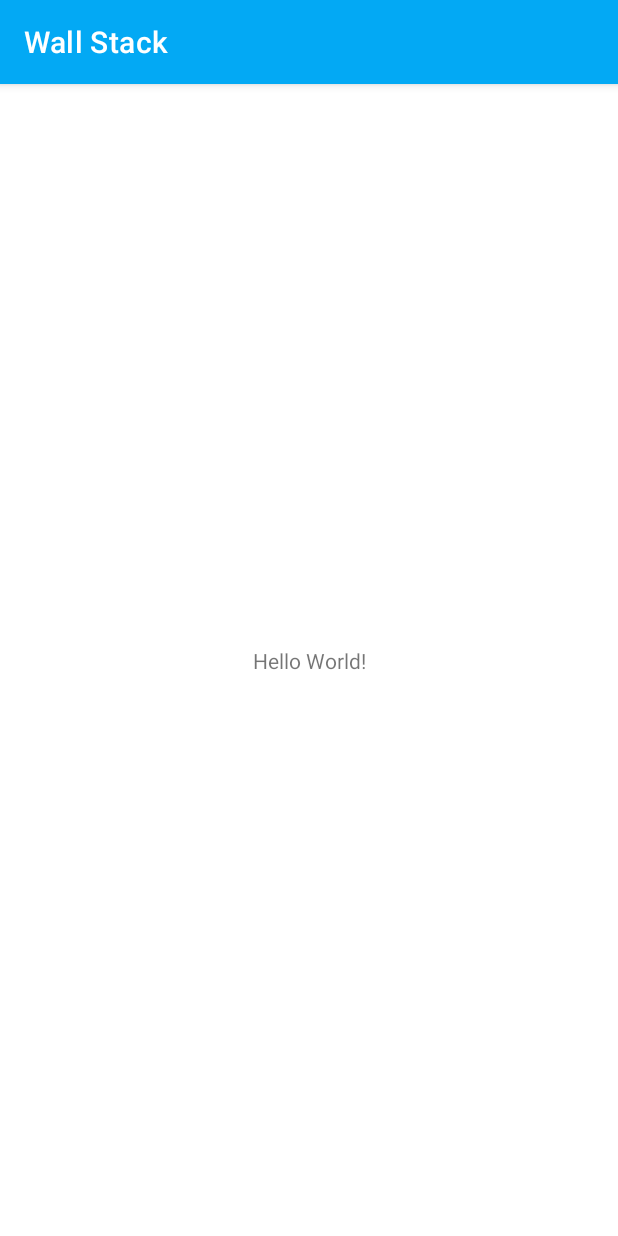
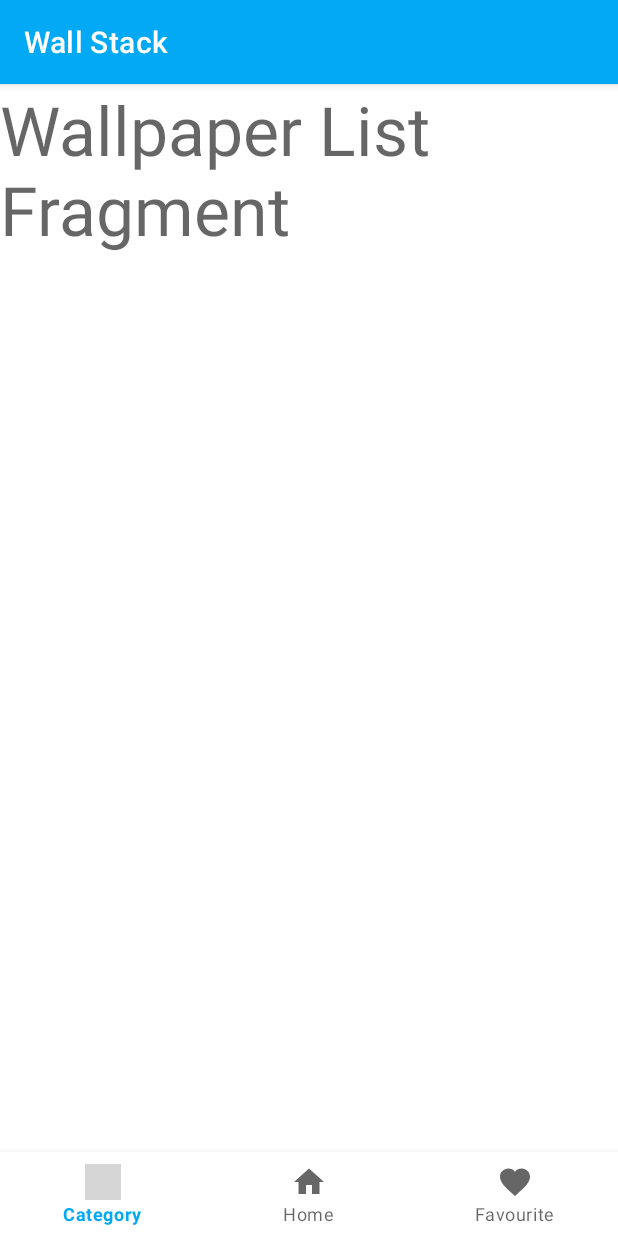
Before and after one commit to mrwhoknows55/Wall-Stack, an Android app: the screen it shows after launch (MainActivity), on a phone screen of 412 x 824 dp. Run offline under Robolectric (Android 15) with nearby library versions, the phone set to English and light mode, and no system bars; our stand-ins replace navigation-ui; 1 statement that could not run was skipped; grey boxes are pictures that could not be loaded.

Commit message:
added bottom nav bar + nav components

```diff
--- a/app/src/main/java/com/mrwhoknows/wallstack/MainActivity.kt
+++ b/app/src/main/java/com/mrwhoknows/wallstack/MainActivity.kt
@@ -2,10 +2,19 @@ package com.mrwhoknows.wallstack
 
 import androidx.appcompat.app.AppCompatActivity
 import android.os.Bundle
+import androidx.fragment.app.Fragment
+import androidx.navigation.findNavController
+import androidx.navigation.fragment.findNavController
+import androidx.navigation.ui.NavigationUI
+import androidx.navigation.ui.setupWithNavController
+import kotlinx.android.synthetic.main.activity_main.*
 
 class MainActivity : AppCompatActivity() {
     override fun onCreate(savedInstanceState: Bundle?) {
         super.onCreate(savedInstanceState)
         setContentView(R.layout.activity_main)
+
+        NavigationUI.setupWithNavController(bottomNavBar, navHostFragment.findNavController())
+
     }
 }
--- a/app/src/main/res/layout/activity_main.xml
+++ b/app/src/main/res/layout/activity_main.xml
@@ -6,13 +6,25 @@
     android:layout_height="match_parent"
     tools:context=".MainActivity">
 
-    <TextView
-        android:layout_width="wrap_content"
+    <fragment
+        android:id="@+id/navHostFragment"
+        android:name="androidx.navigation.fragment.NavHostFragment"
+        android:layout_width="match_parent"
+        android:layout_height="0dp"
+        app:defaultNavHost="true"
+        app:layout_constraintBottom_toTopOf="@+id/bottomNavBar"
+        app:layout_constraintEnd_toEndOf="parent"
+        app:layout_constraintStart_toStartOf="parent"
+        app:layout_constraintTop_toTopOf="parent"
+        app:navGraph="@navigation/navigation" />
+
+    <com.google.android.material.bottomnavigation.BottomNavigationView
+        android:id="@+id/bottomNavBar"
+        android:layout_width="match_parent"
         android:layout_height="wrap_content"
-        android:text="Hello World!"
         app:layout_constraintBottom_toBottomOf="parent"
-        app:layout_constraintLeft_toLeftOf="parent"
-        app:layout_constraintRight_toRightOf="parent"
-        app:layout_constraintTop_toTopOf="parent" />
+        app:layout_constraintEnd_toEndOf="parent"
+        app:layout_constraintStart_toStartOf="parent"
+        app:menu="@menu/bottom_nav_menu" />
 
 </androidx.constraintlayout.widget.ConstraintLayout>
--- /dev/null
+++ b/app/src/main/res/menu/bottom_nav_menu.xml
@@ -0,0 +1,19 @@
+<?xml version="1.0" encoding="utf-8"?>
+<menu xmlns:android="http://schemas.android.com/apk/res/android">
+
+    <item
+        android:id="@+id/wallpaperCategoryListFragment"
+        android:icon="@drawable/ic_category"
+        android:title="Category" />
+
+    <item
+        android:id="@+id/wallpaperListFragment"
+        android:icon="@drawable/ic_home"
+        android:title="Home" />
+
+    <item
+        android:id="@+id/favWallpaperListFragment"
+        android:icon="@drawable/ic_favorite"
+        android:title="Favourite" />
+
+</menu>
--- /dev/null
+++ b/app/src/main/res/navigation/navigation.xml
@@ -0,0 +1,30 @@
+<?xml version="1.0" encoding="utf-8"?>
+<navigation xmlns:android="http://schemas.android.com/apk/res/android"
+    xmlns:app="http://schemas.android.com/apk/res-auto"
+    xmlns:tools="http://schemas.android.com/tools"
+    android:id="@+id/navigation"
+    app:startDestination="@id/wallpaperListFragment">
+
+    <fragment
+        android:id="@+id/wallpaperListFragment"
+        android:name="com.mrwhoknows.wallstack.ui.WallpaperListFragment"
+        android:label="fragment_wallpaper_list"
+        tools:layout="@layout/fragment_wallpaper_list" >
+        <action
+            android:id="@+id/action_wallpaperListFragment_to_favWallpaperListFragment"
+            app:destination="@id/favWallpaperListFragment" />
+        <action
+            android:id="@+id/action_wallpaperListFragment_to_wallpaperCategoryListFragment"
+            app:destination="@id/wallpaperCategoryListFragment" />
+    </fragment>
+    <fragment
+        android:id="@+id/favWallpaperListFragment"
+        android:name="com.mrwhoknows.wallstack.ui.FavWallpaperListFragment"
+        android:label="fragment_fav_wallpaper_list"
+        tools:layout="@layout/fragment_fav_wallpaper_list" />
+    <fragment
+        android:id="@+id/wallpaperCategoryListFragment"
+        android:name="com.mrwhoknows.wallstack.ui.WallpaperCategoryListFragment"
+        android:label="fragment_wallpaper_category_list"
+        tools:layout="@layout/fragment_wallpaper_category_list" />
+</navigation>
```
